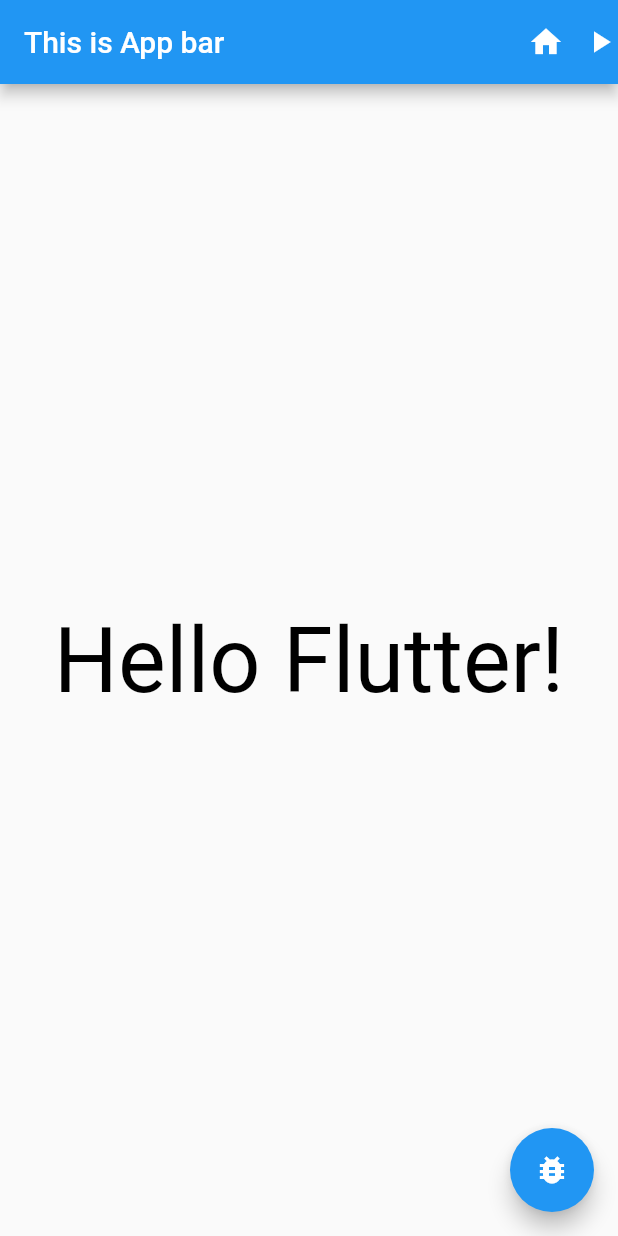
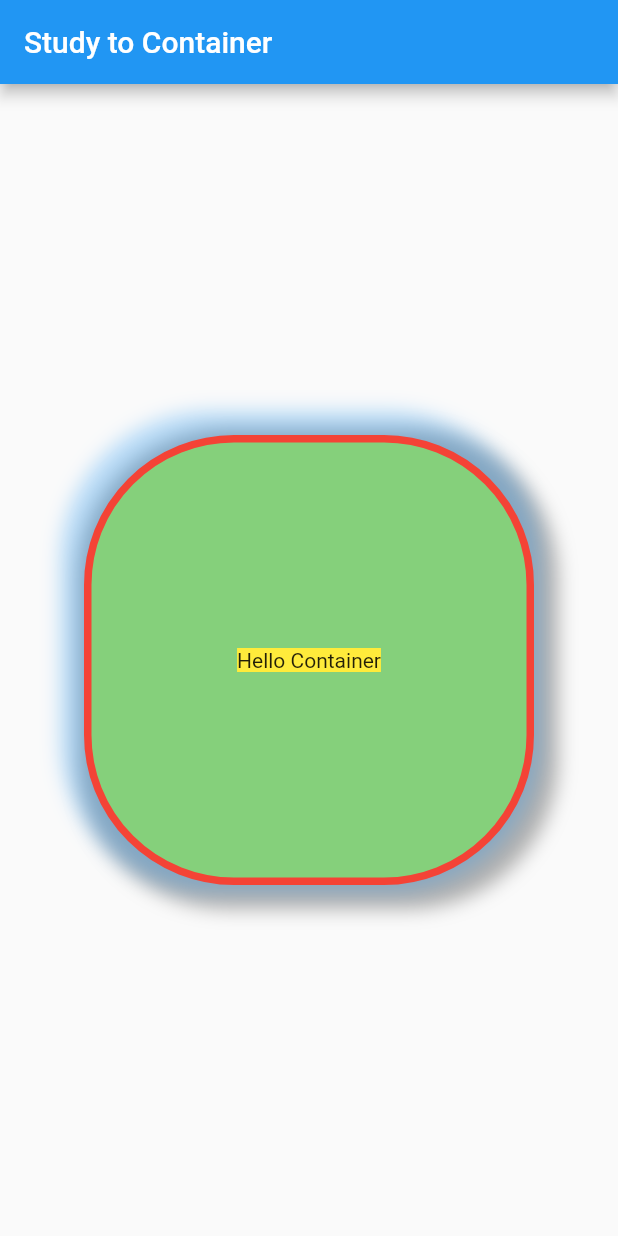
Before and after one commit to khanian/flutter_example, a Flutter app: the screen it shows after launch, on a phone screen of 412 x 824 dp. Run offline on Flutter 3.47's test engine with Material 2 defaults, Android fonts, the phone set to English and light mode, and no system bars.

Commit message:
test container

```diff
--- a/lib/main.dart
+++ b/lib/main.dart
@@ -5,40 +5,38 @@ void main() {
   runApp(MaterialApp(
     home: Scaffold(
       appBar: AppBar(
-        actions: [
-          IconButton(onPressed: () {
-            print('Tab!');
-          }, icon: Icon(Icons.home)),
-          Icon(Icons.play_arrow),
-        ],
-        centerTitle: false,
-        title: Text('This is App bar'),
+        title: Text('Study to Container'),
       ),
-      body: TestWidget(),
-      floatingActionButton: FloatingActionButton(
-        child: Icon(Icons.bug_report),
-        onPressed: () {
-          print('Tab! FAB!');
-        },
-      ),
+    body: CustomContainer(),
     ),
   ));
 }
 
-class TestWidget extends StatelessWidget {
-  const TestWidget({super.key});
+class CustomContainer extends StatelessWidget {
+  const CustomContainer({super.key});
 
   @override
   Widget build(BuildContext context) {
-    return SafeArea(
-      child: Center(
-        child: Text(
-          'Hello Flutter!',
-          style: TextStyle(
-            fontSize: 60,
-            color: Colors.black,
-          ),
+    return Center(
+      child: Container(
+        width: 300,
+        height: 300,
+        // color: Colors.red.shade200,
+        // color: Color(0xFF85D07B), // decoration 밖에 color가 있으면 에러남
+        padding: EdgeInsets.fromLTRB(10, 12, 10, 12),
+        // margin: EdgeInsets.symmetric(vertical: 12, horizontal: 10),
+        decoration: BoxDecoration(
+          color: Color(0xFF85D07B),
+          border: Border.all(color: Colors.red, width: 5, style: BorderStyle.solid),
+          borderRadius: BorderRadius.circular(100),
+          boxShadow: [
+            BoxShadow(color: Colors.black.withOpacity(0.3), offset: Offset(6, 6), blurRadius: 10, spreadRadius: 10),
+            BoxShadow(color: Colors.blue.withOpacity(0.3), offset: Offset(-6, -6), blurRadius: 10, spreadRadius: 10),
+          ],
         ),
+        child: Center(child: Container(
+            color: Colors.yellow,
+            child: Text('Hello Container'))),
       ),
     );
   }
```
